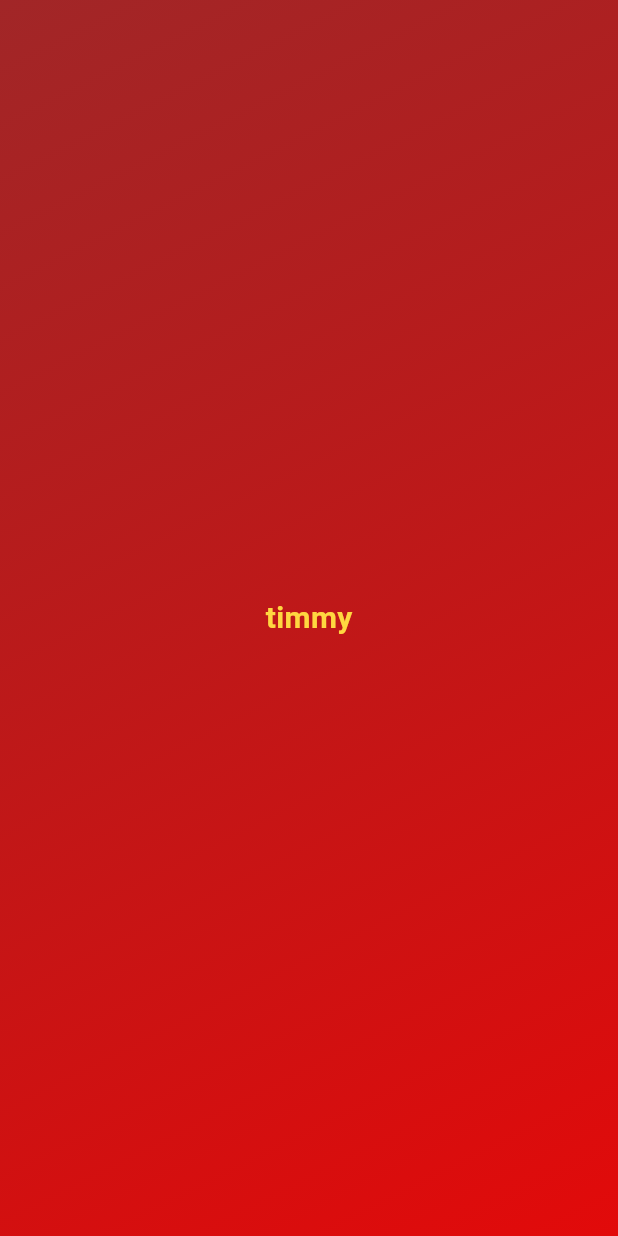
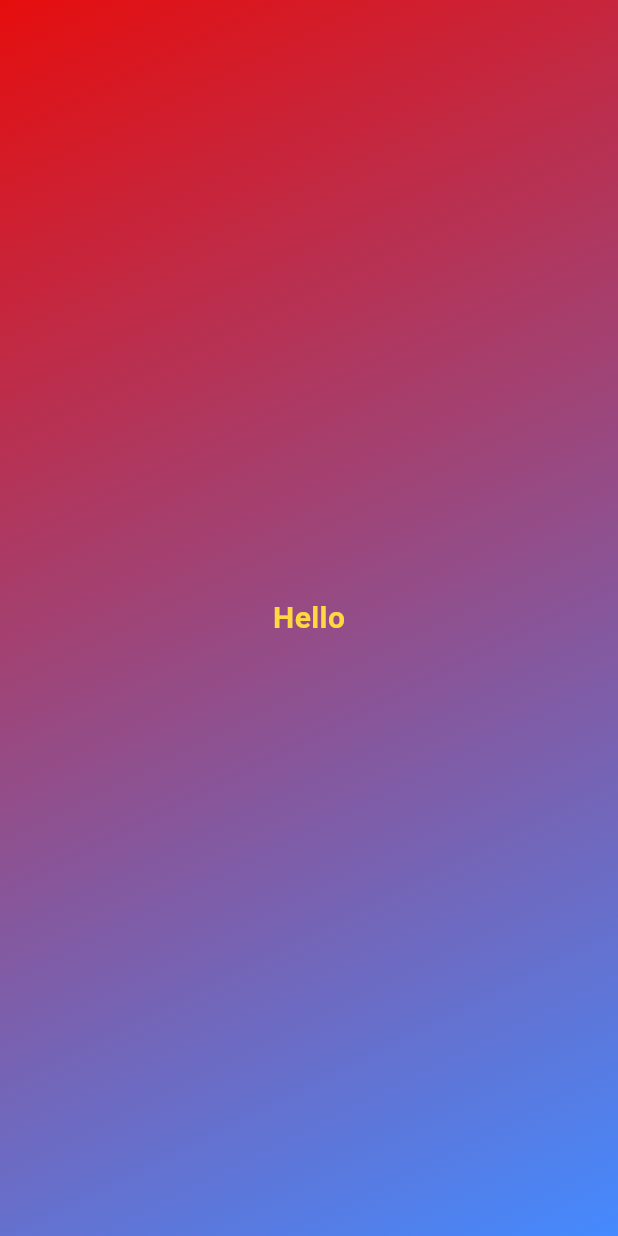
Before and after one commit to Psage001/practise_app, a Flutter app: the screen it shows after launch, on a phone screen of 412 x 824 dp. Run offline on Flutter 3.47's test engine with Material 3 defaults, Android fonts, the phone set to English and light mode, and no system bars.

Commit message:
dynamic colors

```diff
--- /dev/null
+++ b/lib/center_text.dart
@@ -0,0 +1,18 @@
+import 'package:flutter/material.dart';
+
+class CenterText extends StatelessWidget {
+  const CenterText(this.text , {super.key});
+
+  final String text;
+  @override
+  Widget build(BuildContext context) {
+    return Text(
+      text,
+      style: const TextStyle(
+          fontSize: 20.0,
+          color: Colors.amberAccent,
+          fontWeight: FontWeight.bold
+      ),
+    );
+  }
+}
--- a/lib/gradient_container.dart
+++ b/lib/gradient_container.dart
@@ -1,19 +1,24 @@
 import 'package:flutter/material.dart';
-class GradientConatainer extends StatelessWidget{
- const GradientConatainer({super.key});
+import 'package:practise_app/center_text.dart';
+
+class GradientContainer extends StatelessWidget {
+  const GradientContainer(this.color1, this.color2,{super.key});
+    final Color color1;
+    final Color color2;
   @override
   Widget build(BuildContext context) {
     return Container(
-          decoration: const BoxDecoration(
-              gradient:
-                  LinearGradient(colors: [Color.fromARGB(221, 147, 6, 6),
-                   Color.fromARGB(255, 226, 10, 10)],
-                   begin: Alignment.topLeft,
-                   end: Alignment.bottomRight,
-                   )),
-          child: const Center(
-            child: Text('timmy', style: TextStyle(fontSize: 20.0, color: Colors.amberAccent, fontWeight: FontWeight.bold  ), ),
-          ),
+        decoration:  BoxDecoration(
+            gradient: LinearGradient(
+          colors: [
+            color1,color2
+          ],
+          begin: Alignment.topLeft,
+          end: Alignment.bottomRight,
+        )),
+        child: const Center(
+          child: CenterText("Hello"),
+        ),
         );
   }
 }
--- a/lib/main.dart
+++ b/lib/main.dart
@@ -5,7 +5,7 @@ void main() {
   runApp(
     const MaterialApp(
       home: Scaffold(
-        body: GradientConatainer(),
+        body: GradientContainer(Color.fromARGB(249, 229, 8, 8), Colors.blueAccent),
       ),
     ),
   );
```
